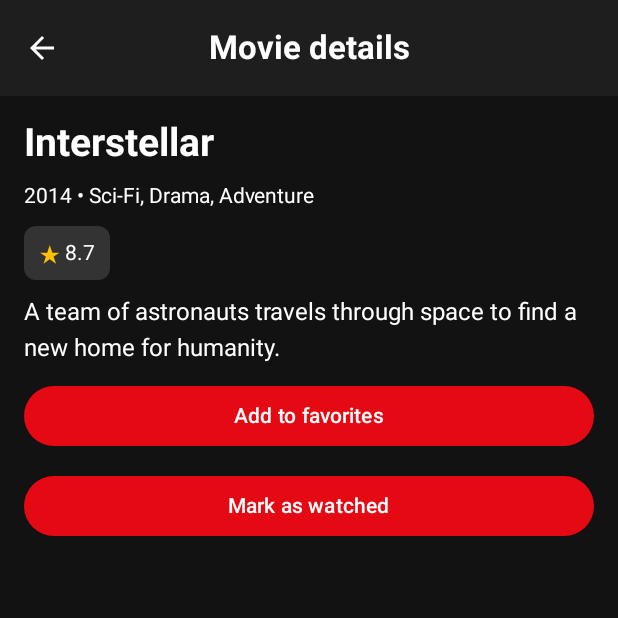
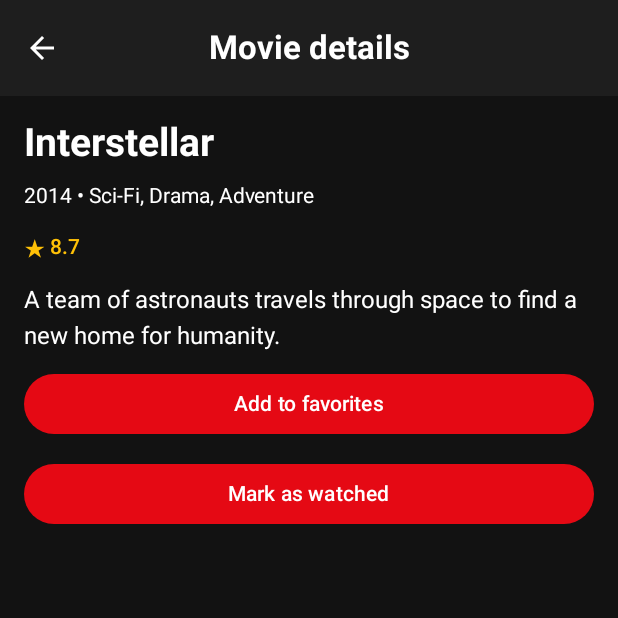
Before and after one commit to tokenovaai06/CineNest, an Android app built with Jetpack Compose: the screen it shows after launch (MainActivity), after a tap on "Interstellar", on a phone screen of 412 x 824 dp, the top half of it. Run offline under Robolectric (Android 15) with nearby library versions, the phone set to English and light mode, and no system bars.

Commit message:
Refine RatingBadge design with cinema colors

```diff
--- a/app/src/main/java/com/example/cinenest/ui/components/RatingBadge.kt
+++ b/app/src/main/java/com/example/cinenest/ui/components/RatingBadge.kt
@@ -1,4 +1,3 @@
-
 package com.example.cinenest.ui.components
 
 import androidx.compose.foundation.background
@@ -9,31 +8,38 @@ import androidx.compose.material3.Text
 import androidx.compose.runtime.Composable
 import androidx.compose.ui.Alignment
 import androidx.compose.ui.Modifier
-import androidx.compose.ui.graphics.Color
+import androidx.compose.ui.text.font.FontWeight
 import androidx.compose.ui.unit.dp
 import androidx.compose.ui.unit.sp
+import com.example.cinenest.ui.theme.CinemaGold
+import com.example.cinenest.ui.theme.CinemaWhite
+import androidx.compose.ui.graphics.Color
 
 @Composable
-fun RatingBadge(rating: Double) {
+fun RatingBadge(
+    rating: Double,
+    modifier: Modifier = Modifier
+) {
     Row(
-        modifier = Modifier
+        modifier = modifier
             .background(
-                color = Color(0xFF333333),
+                color = Color.Transparent,
                 shape = RoundedCornerShape(8.dp)
             )
-            .padding(horizontal = 10.dp, vertical = 6.dp),
+            .padding(vertical = 2.dp),
         verticalAlignment = Alignment.CenterVertically
     ) {
         Text(
             text = "★",
-            color = Color(0xFFFFC107),
+            color = CinemaGold,
             fontSize = 16.sp
         )
 
         Text(
             text = " $rating",
-            color = Color.White,
-            fontSize = 14.sp
+            color = CinemaGold,
+            fontSize = 14.sp,
+            fontWeight = FontWeight.SemiBold
         )
     }
 }
```
